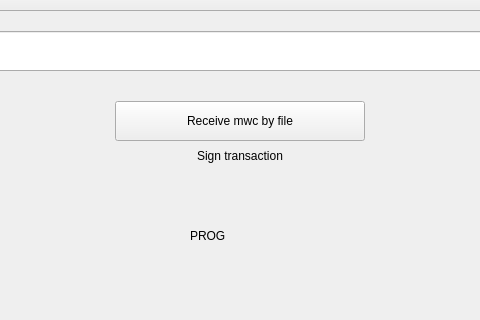
This is windows/e_receive.ui in 0xkobe/mwc-wallet as Qt 5 draws it before an edit; both pictures show x 146 to 626 and y 251 to 571 of the 772 by 571 pixel window. The edited form follows.
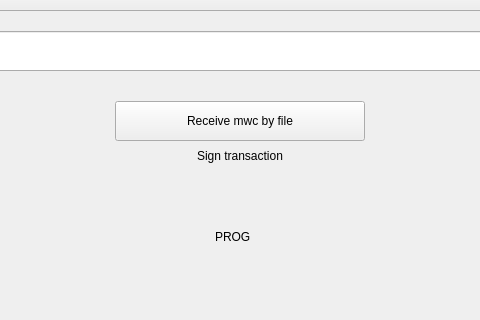
This is the edited form. Icons and pictures are not drawn. Custom widgets are drawn as their Qt base class.

What changed in the file:
```diff
--- a/windows/e_receive.ui
+++ b/windows/e_receive.ui
@@ -412,14 +412,14 @@
       <widget class="control::MwcLabelProgress" name="progress">
        <property name="minimumSize">
         <size>
-         <width>100</width>
-         <height>50</height>
+         <width>50</width>
+         <height>25</height>
         </size>
        </property>
        <property name="maximumSize">
         <size>
-         <width>100</width>
-         <height>50</height>
+         <width>50</width>
+         <height>25</height>
         </size>
        </property>
        <property name="text">
@@ -432,13 +432,13 @@
        <property name="minimumSize">
         <size>
          <width>1</width>
-         <height>50</height>
+         <height>25</height>
         </size>
        </property>
        <property name="maximumSize">
         <size>
          <width>1</width>
-         <height>50</height>
+         <height>25</height>
         </size>
        </property>
       </widget>
```
